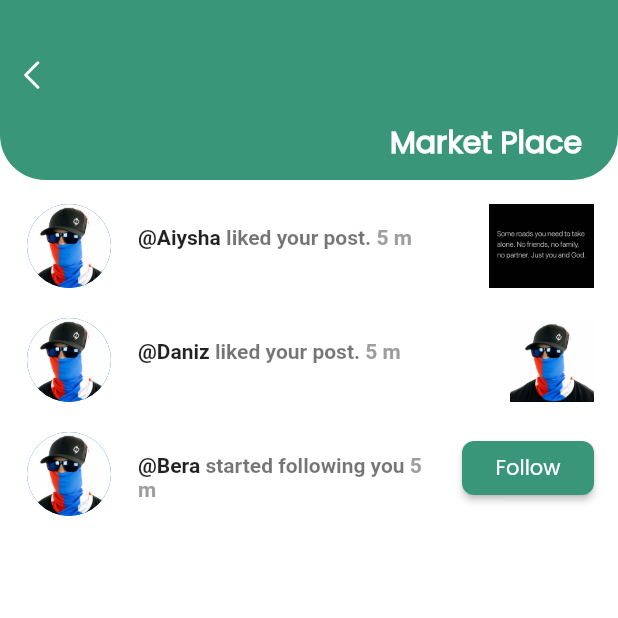
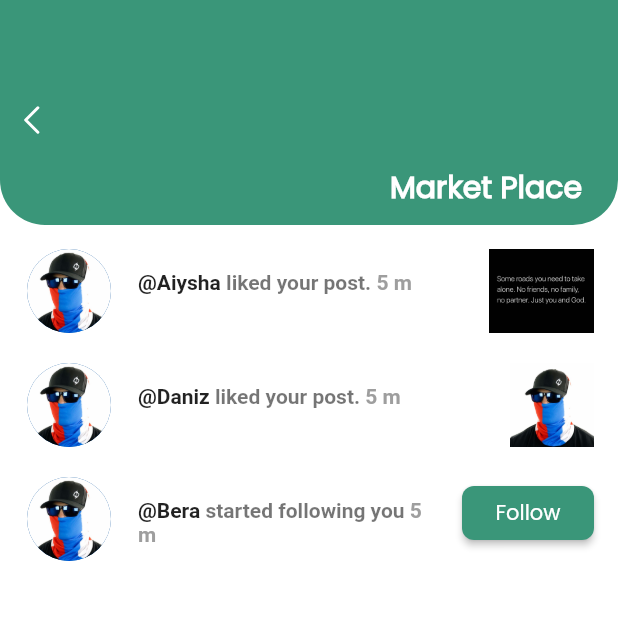
Before and after one commit to AhmadH77/demo_socail_app, a Flutter app: the screen it shows after launch, item 4 of the bottom bar chosen, on a phone screen of 412 x 824 dp, the top half of it. Run offline on Flutter 3.47's test engine with Material 2 defaults, Android fonts, the phone set to English and light mode, and no system bars; our stand-ins replace bubble_tab_indicator, curved_navigation_bar, flutter_svg, persistent_bottom_nav_bar, timeago.

Commit message:
minimal changes

```diff
--- a/lib/ui/market_place/market_place.dart
+++ b/lib/ui/market_place/market_place.dart
@@ -23,7 +23,7 @@ class _MarketPlaceState extends State<MarketPlace> {
         mainAxisAlignment: MainAxisAlignment.start,
         children: [
           Container(
-            height: 120,
+            height: 150,
             width: MediaQuery.of(context).size.width,
             decoration: BoxDecoration(
                 color: Color(0xFF3A9679),
@@ -40,7 +40,7 @@ class _MarketPlaceState extends State<MarketPlace> {
                     Navigator.of(context).pop();
                   },
                   child: Padding(
-                    padding: const EdgeInsets.only(top: 40, left: 16),
+                    padding: const EdgeInsets.only(top: 70, left: 16),
                     child: SvgPicture.asset(
                       'assets/svg/back.svg',
                       color: Colors.white,
@@ -66,6 +66,7 @@ class _MarketPlaceState extends State<MarketPlace> {
           Expanded(
               flex: 1,
               child: ListView.builder(
+                padding: EdgeInsets.all(0),
                 itemBuilder: (context, index) {
                   Posts post = postList[index];
                   return buildMarketPlace(post);
```
